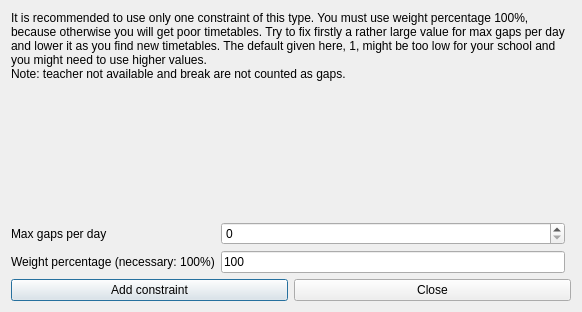
Before: the Qt Designer form src/interface/addconstraintteachersmaxgapsperdayform_template.ui in janLo/FET, drawn with Qt 5.
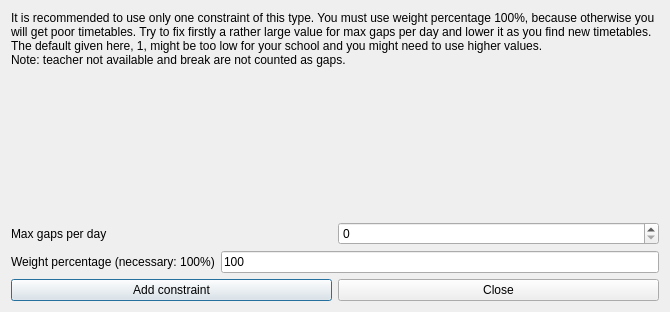
After: the same form once the commit is applied.

The edit to the form file:
```diff
--- a/src/interface/addconstraintteachersmaxgapsperdayform_template.ui
+++ b/src/interface/addconstraintteachersmaxgapsperdayform_template.ui
@@ -6,58 +6,15 @@
    <rect>
     <x>0</x>
     <y>0</y>
-    <width>532</width>
+    <width>670</width>
     <height>312</height>
    </rect>
   </property>
   <property name="windowTitle">
    <string extracomment="This is the title of the dialog to add a new constraint of this type">Add teachers max gaps per day</string>
   </property>
-  <layout class="QGridLayout">
-   <item row="1" column="0" colspan="2">
-    <layout class="QHBoxLayout">
-     <item>
-      <widget class="QPushButton" name="addConstraintPushButton">
-       <property name="text">
-        <string>Add constraint</string>
-       </property>
-      </widget>
-     </item>
-     <item>
-      <widget class="QPushButton" name="closePushButton">
-       <property name="text">
-        <string>Close</string>
-       </property>
-      </widget>
-     </item>
-    </layout>
-   </item>
+  <layout class="QGridLayout" name="gridLayout">
    <item row="0" column="0">
-    <layout class="QGridLayout">
-     <item row="3" column="0">
-      <widget class="QLabel" name="weightTextLabel">
-       <property name="frameShape">
-        <enum>QFrame::NoFrame</enum>
-       </property>
-       <property name="frameShadow">
-        <enum>QFrame::Plain</enum>
-       </property>
-       <property name="text">
-        <string>Weight percentage (necessary: 100%)</string>
-       </property>
-       <property name="wordWrap">
-        <bool>false</bool>
-       </property>
-      </widget>
-     </item>
-     <item row="3" column="1">
-      <widget class="QLineEdit" name="weightLineEdit">
-       <property name="text">
-        <string>100</string>
-       </property>
-      </widget>
-     </item>
-     <item row="0" column="0" colspan="2">
       <widget class="QLabel" name="weightTextLabel_2">
        <property name="sizePolicy">
         <sizepolicy hsizetype="Minimum" vsizetype="Minimum">
@@ -80,7 +37,7 @@
        </property>
       </widget>
      </item>
-     <item row="1" column="1">
+   <item row="1" column="0">
       <spacer name="spacer2">
        <property name="orientation">
         <enum>Qt::Vertical</enum>
@@ -91,12 +48,14 @@
        <property name="sizeHint" stdset="0">
         <size>
          <width>20</width>
-         <height>16</height>
+       <height>71</height>
         </size>
        </property>
       </spacer>
      </item>
      <item row="2" column="0">
+    <layout class="QHBoxLayout" name="horizontalLayout">
+     <item>
       <widget class="QLabel" name="textLabel1">
        <property name="text">
         <string>Max gaps per day</string>
@@ -106,11 +65,56 @@
        </property>
       </widget>
      </item>
-     <item row="2" column="1">
+     <item>
       <widget class="QSpinBox" name="maxGapsSpinBox"/>
      </item>
     </layout>
    </item>
+   <item row="3" column="0">
+    <layout class="QHBoxLayout" name="horizontalLayout_2">
+     <item>
+      <widget class="QLabel" name="weightTextLabel">
+       <property name="frameShape">
+        <enum>QFrame::NoFrame</enum>
+       </property>
+       <property name="frameShadow">
+        <enum>QFrame::Plain</enum>
+       </property>
+       <property name="text">
+        <string>Weight percentage (necessary: 100%)</string>
+       </property>
+       <property name="wordWrap">
+        <bool>false</bool>
+       </property>
+      </widget>
+     </item>
+     <item>
+      <widget class="QLineEdit" name="weightLineEdit">
+       <property name="text">
+        <string notr="true">100</string>
+       </property>
+      </widget>
+     </item>
+    </layout>
+   </item>
+   <item row="4" column="0">
+    <layout class="QHBoxLayout">
+     <item>
+      <widget class="QPushButton" name="addConstraintPushButton">
+       <property name="text">
+        <string>Add constraint</string>
+       </property>
+      </widget>
+     </item>
+     <item>
+      <widget class="QPushButton" name="closePushButton">
+       <property name="text">
+        <string>Close</string>
+       </property>
+      </widget>
+     </item>
+    </layout>
+   </item>
   </layout>
  </widget>
  <layoutdefault spacing="6" margin="11"/>
```
Left out of the diff: 6 changed lines with no effect on the pictures. Lines whose indentation alone changed are shown as unchanged.
